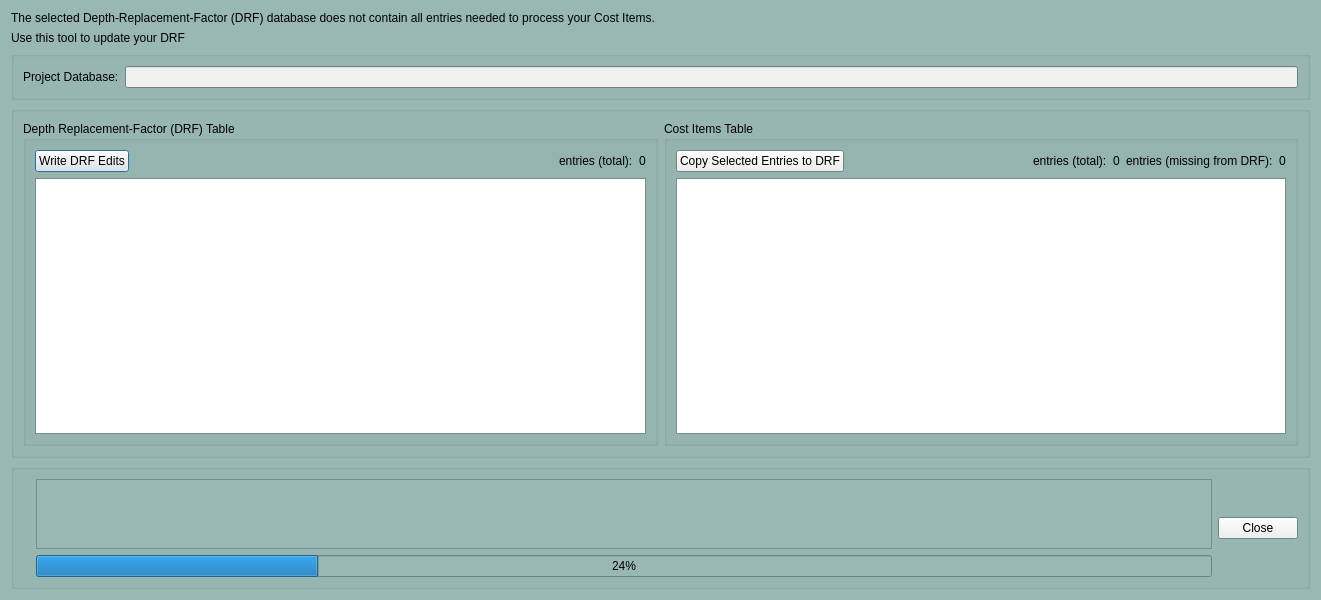
Qt form cancurve/bldgs/dbMismatch_dialog.ui (NRCan/CanCurve) before a commit.
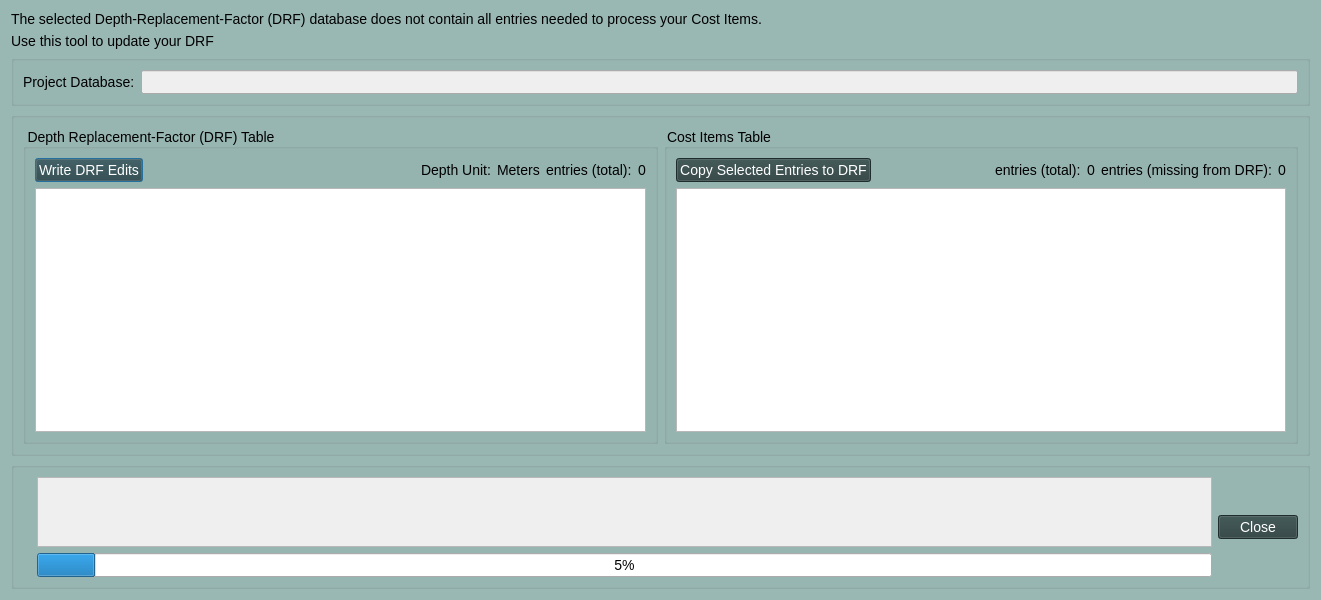
The same form after that commit. Icons and pictures are not drawn.

Commit message: Added Styles and Close button to Dialog UI

What changed in the file:
```diff
--- a/cancurve/bldgs/dbMismatch_dialog.ui
+++ b/cancurve/bldgs/dbMismatch_dialog.ui
@@ -86,6 +86,40 @@
     </disabled>
    </palette>
   </property>
+  
+   <property name="windowTitle">
+   <string>CanCurve</string>
+  </property>
+  <property name="styleSheet">
+   <string notr="true">QPushButton {
+  background-color: #2B403F;
+  color: white;
+}
+
+QPushButton:disabled { 
+    background-color: #99B7B3; /* Example: Gray background for disabled state */
+	color:#DDDDDD
+}
+
+ 
+QTextEdit {
+    background-color: #99B7B3; 
+}
+
+
+ 
+QWidget { /* Targets most widgets */
+    font-size: 14px; 
+} 
+
+/* For more specific elements */
+QLabel {
+    font-size: 14px; 
+}
+
+</string>
+ </property>
+  
   <property name="windowTitle">
    <string>DRF Data Entry Tool</string>
   </property>
@@ -167,6 +201,20 @@
              </property>
             </spacer>
            </item>
+            <item>
+            <widget class="QLabel" name="label_7">
+             <property name="text">
+              <string>Depth Unit:</string>
+             </property>
+            </widget>
+           </item>
+           <item>
+            <widget class="QLabel" name="label_Depth_Units">
+             <property name="text">
+              <string>Meters</string>
+             </property>
+            </widget>
+           </item>
            <item>
             <widget class="QLabel" name="label_6">
              <property name="text">
@@ -452,7 +500,7 @@
         <item>
          <widget class="QProgressBar" name="progressBar">
           <property name="value">
-           <number>24</number>
+           <number>5</number>
           </property>
          </widget>
         </item>
```
Left out of the diff: 2 changed lines with no effect on the pictures.
